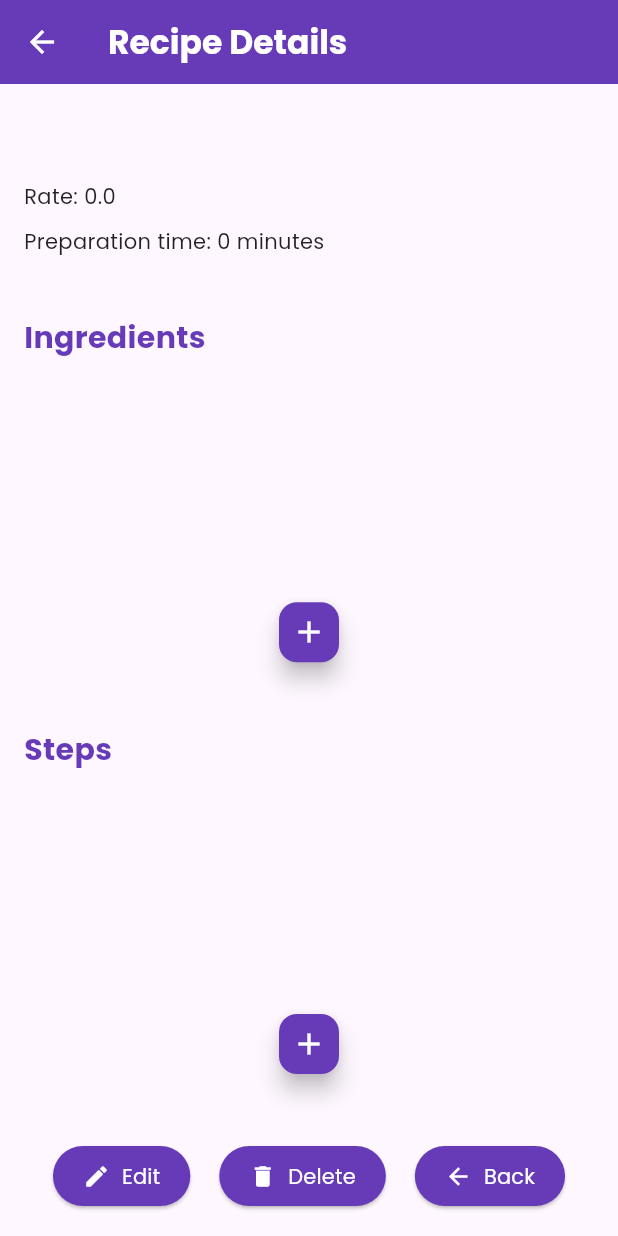
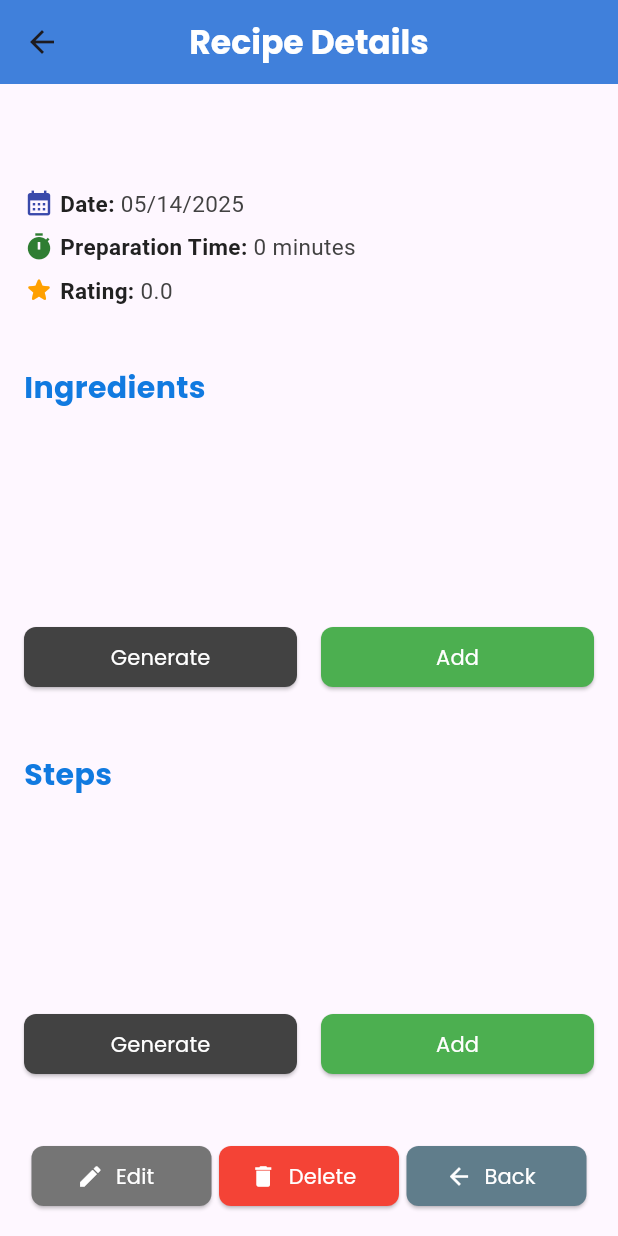
Before and after one commit to LorenzoBondan/Recipe-App, a Flutter app: the RecipeDetailsPage screen opened directly with empty values, on a phone screen of 412 x 824 dp. Run offline on Flutter 3.47's test engine with Material 3 defaults, Android fonts, the phone set to English and light mode, and no system bars; our stand-ins replace sqflite; accounts and stored records are empty.

Commit message:
update RecipeDetailsPage styles

```diff
--- a/lib/view/recipe/recipe_details_page.dart
+++ b/lib/view/recipe/recipe_details_page.dart
@@ -12,6 +12,7 @@ import 'package:recipe_app/view/recipe/recipe_form_page.dart';
 import 'package:recipe_app/view/recipe/recipe_list_page.dart';
 import 'package:recipe_app/view/recipe_ingredient/recipe_ingredient_form_page.dart';
 import 'package:recipe_app/view/recipe_ingredient/recipe_ingredient_list_page.dart';
+import 'package:intl/intl.dart';
 
 class RecipeDetailsPage extends StatefulWidget {
   final Recipe recipe;
@@ -68,14 +69,29 @@ class RecipeDetailsPageState extends State<RecipeDetailsPage> {
       context: context,
       builder: (BuildContext dialogContext) {
         return AlertDialog(
-          title: const Text("Confirm Deletion"),
-          content: const Text("Are you sure you want to delete this Recipe?"),
+          shape: RoundedRectangleBorder(borderRadius: BorderRadius.circular(15)),
+          title: const Text(
+            'Confirm Deletion',
+            textAlign: TextAlign.center,
+            style: TextStyle(fontWeight: FontWeight.bold),
+          ),
+          content: const Text(
+            'Are you sure you want to delete this Recipe?',
+            textAlign: TextAlign.center,
+          ),
+          actionsAlignment: MainAxisAlignment.center,
           actions: [
             TextButton(
               onPressed: () => Navigator.pop(dialogContext),
-              child: const Text("Cancel"),
+              child: Text(
+                'Cancel',
+                style: TextStyle(
+                  color: Colors.grey[800] ?? const Color.fromARGB(255, 66, 66, 66),
+                  fontWeight: FontWeight.w500,
                 ),
-            TextButton(
+              ),
+            ),
+            ElevatedButton(
               onPressed: () {
                 Provider.of<RecipeService>(context, listen: false).delete(recipeId);
                 Navigator.pop(dialogContext);
@@ -84,7 +100,12 @@ class RecipeDetailsPageState extends State<RecipeDetailsPage> {
                   MaterialPageRoute(builder: (context) => RecipeListPage()),
                 );
               },
-              child: const Text("Delete", style: TextStyle(color: Colors.red)),
+              style: ElevatedButton.styleFrom(
+                backgroundColor: Colors.red,
+                foregroundColor: Colors.white,
+                shape: RoundedRectangleBorder(borderRadius: BorderRadius.circular(8)),
+              ),
+              child: const Text('Delete'),
             ),
           ],
         );
@@ -96,37 +117,112 @@ class RecipeDetailsPageState extends State<RecipeDetailsPage> {
   Widget build(BuildContext context) {
     return Scaffold(
       appBar: AppBar(
-        title: Text('Recipe Details', style: TextStyle(fontWeight: FontWeight.bold)),
-        backgroundColor: Colors.deepPurple,
-        foregroundColor: Colors.white,
-        elevation: 0,
+        title: const Text('Recipe Details', style: TextStyle(color: Color.fromARGB(255, 255, 255, 255), fontWeight: FontWeight.bold)),
+        centerTitle: true,
+        backgroundColor: Theme.of(context).primaryColor,
+        elevation: 5,
       ),
       body: Padding(
-        padding: const EdgeInsets.all(16),
+        padding: const EdgeInsets.all(16.0),
         child: Column(
           crossAxisAlignment: CrossAxisAlignment.start,
           children: [
+            Text(widget.recipe.name, style: TextStyle(fontSize: 26, fontWeight: FontWeight.bold, color: Colors.grey[900])),
 
-            Text(widget.recipe.name, style: const TextStyle(fontSize: 24, fontWeight: FontWeight.bold, color: Colors.deepPurple)),
-            const SizedBox(height: 15),
+            const SizedBox(height: 16),
+            Row(
+              mainAxisSize: MainAxisSize.min,
+              children: [
+                Icon(Icons.calendar_month, color: Colors.indigo[600], size: 20),
+                const SizedBox(width: 4),
+                Text.rich(
+                  TextSpan(
+                    text: 'Date: ',
+                    style: TextStyle(fontSize: 15, fontWeight: FontWeight.bold, color: Colors.grey[900]),
+                    children: [
+                      TextSpan(
+                        text: DateFormat('MM/dd/yyyy').format(widget.recipe.addedDate),
+                        style: TextStyle(
+                          color: Colors.grey[800],
+                          fontWeight: FontWeight.normal,
+                        ),
+                      ),
+                    ],
+                  ),
+                ),
+              ],
+            ),
 
-            Text('Rate: ${widget.recipe.rate}', style: const TextStyle(fontSize: 14, color: Colors.black87)),
-            const SizedBox(height: 10),
+            const SizedBox(height: 8),
+            Row(
+              mainAxisSize: MainAxisSize.min,
+              children: [
+                Icon(Icons.timer, color: Colors.green[800], size: 20),
+                const SizedBox(width: 4),
+                Text.rich(
+                  TextSpan(
+                    text: 'Preparation Time: ',
+                    style: TextStyle(fontSize: 15, fontWeight: FontWeight.bold, color: Colors.grey[900]),
+                    children: [
+                      TextSpan(
+                        text: '${widget.recipe.preparationTimeMinutes} ${widget.recipe.preparationTimeMinutes == 1 ? "minute" : "minutes"}',
+                        style: TextStyle(
+                          color: Colors.grey[800],
+                          fontWeight: FontWeight.normal,
+                        ),
+                      ),
+                    ],
+                  ),
+                ),
+              ],
+            ),
 
-            Text('Preparation time: ${widget.recipe.preparationTimeMinutes} minutes', style: const TextStyle(fontSize: 14, color: Colors.black87)),
+            const SizedBox(height: 8),
+            Row(
+              mainAxisSize: MainAxisSize.min,
+              children: [
+                Icon(Icons.star_rounded, color: Colors.amber[700], size: 20),
+                const SizedBox(width: 4),
+                Text.rich(
+                  TextSpan(
+                    text: 'Rating: ',
+                    style: TextStyle(fontSize: 15, fontWeight: FontWeight.bold, color: Colors.grey[900]),
+                    children: [
+                      TextSpan(
+                        text: widget.recipe.rate.toString(),
+                        style: TextStyle(
+                          color: Colors.grey[800],
+                          fontWeight: FontWeight.normal,
+                        ),
+                      ),
+                    ],
+                  ),
+                ),
+              ],
+            ),
+
             const SizedBox(height: 40),
-
-            Text('Ingredients', style: const TextStyle(fontSize: 20, fontWeight: FontWeight.bold, color: Colors.deepPurple)),
+            Text('Ingredients', style: TextStyle(fontSize: 20, fontWeight: FontWeight.bold, color: Theme.of(context).primaryColorDark)),
             RecipeIngredientListPage(ingredients: ingredients, onDelete: _deleteRecipeIngredient, onEdit: _loadRecipeIngredients),
-
-            Align(
-              alignment: Alignment.bottomCenter,
-              child: FloatingActionButton(
-                heroTag: 'add_ingredient',
-                mini: true,
-                backgroundColor: Colors.deepPurple,
+            Row(
+              mainAxisAlignment: MainAxisAlignment.spaceEvenly,
+              children: [
+                Expanded(
+                  child: ElevatedButton(
+                    onPressed: () {
+                      // ADICIONAR
+                    },
+                    style: ElevatedButton.styleFrom(
+                      backgroundColor: Colors.grey[800],
                       foregroundColor: Colors.white,
-                child: const Icon(Icons.add),
+                      shape: RoundedRectangleBorder(borderRadius: BorderRadius.circular(8)),
+                    ),
+                    child: const Text('Generate'),
+                  ),
+                ),
+                const SizedBox(width: 16),
+                Expanded(
+                  child: ElevatedButton(
                     onPressed: () async {
                       await Navigator.push(
                         context,
@@ -134,21 +230,39 @@ class RecipeDetailsPageState extends State<RecipeDetailsPage> {
                       );
                       _loadRecipeIngredients();
                     },
+                    style: ElevatedButton.styleFrom(
+                      backgroundColor: Colors.green,
+                      foregroundColor: Colors.white,
+                      shape: RoundedRectangleBorder(borderRadius: BorderRadius.circular(8)),
+                    ),
+                    child: Text('Add'),
                   ),
                 ),
+              ],
+            ),
+
             const SizedBox(height: 40),
-
-            Text('Steps', style: const TextStyle(fontSize: 20, fontWeight: FontWeight.bold, color: Colors.deepPurple)),
+            Text('Steps', style: TextStyle(fontSize: 20, fontWeight: FontWeight.bold, color: Theme.of(context).primaryColorDark)),
             PreparationStepListPage(steps: steps, onDelete: _deletePreparationStep, onEdit: _loadPreparationSteps),
-
-            Align(
-              alignment: Alignment.bottomCenter,
-              child: FloatingActionButton(
-                heroTag: 'add_step',
-                mini: true,
-                backgroundColor: Colors.deepPurple,
+            Row(
+              mainAxisAlignment: MainAxisAlignment.spaceEvenly,
+              children: [
+                Expanded(
+                  child: ElevatedButton(
+                    onPressed: () {
+                      // ADICIONAR
+                    },
+                    style: ElevatedButton.styleFrom(
+                      backgroundColor: Colors.grey[800],
                       foregroundColor: Colors.white,
-                child: const Icon(Icons.add),
+                      shape: RoundedRectangleBorder(borderRadius: BorderRadius.circular(8)),
+                    ),
+                    child: const Text('Generate'),
+                  ),
+                ),
+                const SizedBox(width: 16),
+                Expanded(
+                  child: ElevatedButton(
                     onPressed: () async {
                       await Navigator.push(
                         context,
@@ -156,63 +270,71 @@ class RecipeDetailsPageState extends State<RecipeDetailsPage> {
                       );
                       _loadPreparationSteps();
                     },
+                    style: ElevatedButton.styleFrom(
+                      backgroundColor: Colors.green,
+                      foregroundColor: Colors.white,
+                      shape: RoundedRectangleBorder(borderRadius: BorderRadius.circular(8)),
+                    ),
+                    child: Text('Add'),
                   ),
                 ),
+              ],
+            ),
+
             const SizedBox(height: 40),
-
             SizedBox(
               width: double.infinity,
-              child:
-                Center(
-                  child:
-                    Row(
+              child: Row(
                 mainAxisAlignment: MainAxisAlignment.spaceEvenly,
                 children: [
-
-                        ElevatedButton.icon(
-                          icon: const Icon(Icons.edit),
-                          label: const Text('Edit'),
-                          style: ElevatedButton.styleFrom(
-                            backgroundColor: Colors.deepPurple,
-                            foregroundColor: Colors.white,
-                            iconColor: Colors.white,
-                            padding: const EdgeInsets.symmetric(horizontal: 20, vertical: 10),
-                          ),
+                  SizedBox(
+                    width: 120,
+                    child: ElevatedButton.icon(
                       onPressed: () {
                         Navigator.push(
                           context,
                           MaterialPageRoute(builder: (context) => RecipeFormPage(recipe: widget.recipe)),
                         );
                       },
+                      icon: const Icon(Icons.edit, size: 18),
+                      label: const Text('Edit'),
+                      style: ElevatedButton.styleFrom(
+                        backgroundColor: Colors.grey[600],
+                        foregroundColor: Colors.white,
+                        shape: RoundedRectangleBorder(borderRadius: BorderRadius.circular(8)),
                       ),
-
-                        ElevatedButton.icon(
-                          icon: const Icon(Icons.delete),
-                          label: const Text('Delete'),
-                          style: ElevatedButton.styleFrom(
-                            backgroundColor: Colors.deepPurple,
-                            foregroundColor: Colors.white,
-                            iconColor: Colors.white,
-                            padding: const EdgeInsets.symmetric(horizontal: 20, vertical: 10),
                     ),
+                  ),
+                  SizedBox(
+                    width: 120,
+                    child: ElevatedButton.icon(
                       onPressed: () {
                         _confirmDelete(context, widget.recipe.id!);
                       },
+                      icon: const Icon(Icons.delete, size: 18),
+                      label: const Text('Delete'),
+                      style: ElevatedButton.styleFrom(
+                        backgroundColor: Colors.red,
+                        foregroundColor: Colors.white,
+                        shape: RoundedRectangleBorder(borderRadius: BorderRadius.circular(8)),
                       ),
-                        ElevatedButton.icon(
-                          icon: const Icon(Icons.arrow_back),
+                    ),
+                  ),
+                  SizedBox(
+                    width: 120,
+                    child: ElevatedButton.icon(
+                      onPressed: () => Navigator.pop(context),
+                      icon: const Icon(Icons.arrow_back, size: 18),
                       label: const Text('Back'),
                       style: ElevatedButton.styleFrom(
-                            backgroundColor: Colors.deepPurple,
+                        backgroundColor: Colors.blueGrey,
                         foregroundColor: Colors.white,
-                            iconColor: Colors.white,
-                            padding: const EdgeInsets.symmetric(horizontal: 20, vertical: 10),
+                        shape: RoundedRectangleBorder(borderRadius: BorderRadius.circular(8)),
                       ),
-                          onPressed: () => Navigator.pop(context),
+                    ),
                   ),
                 ],
               ),
-                )
             ),
           ],
         ),
```
Lines whose indentation alone changed are shown as unchanged.
